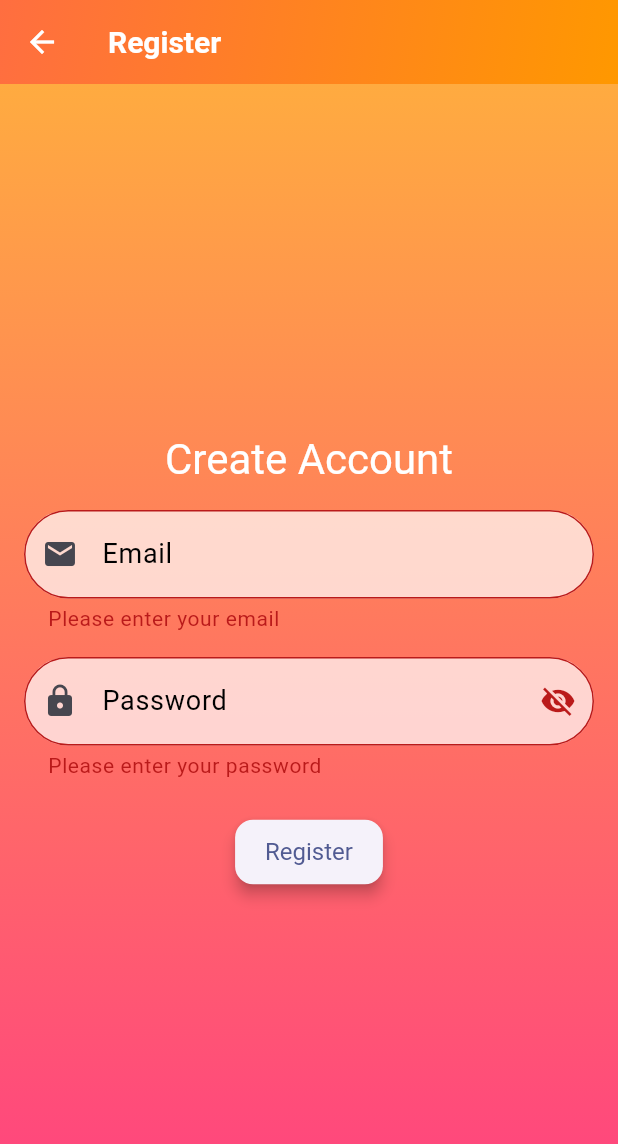
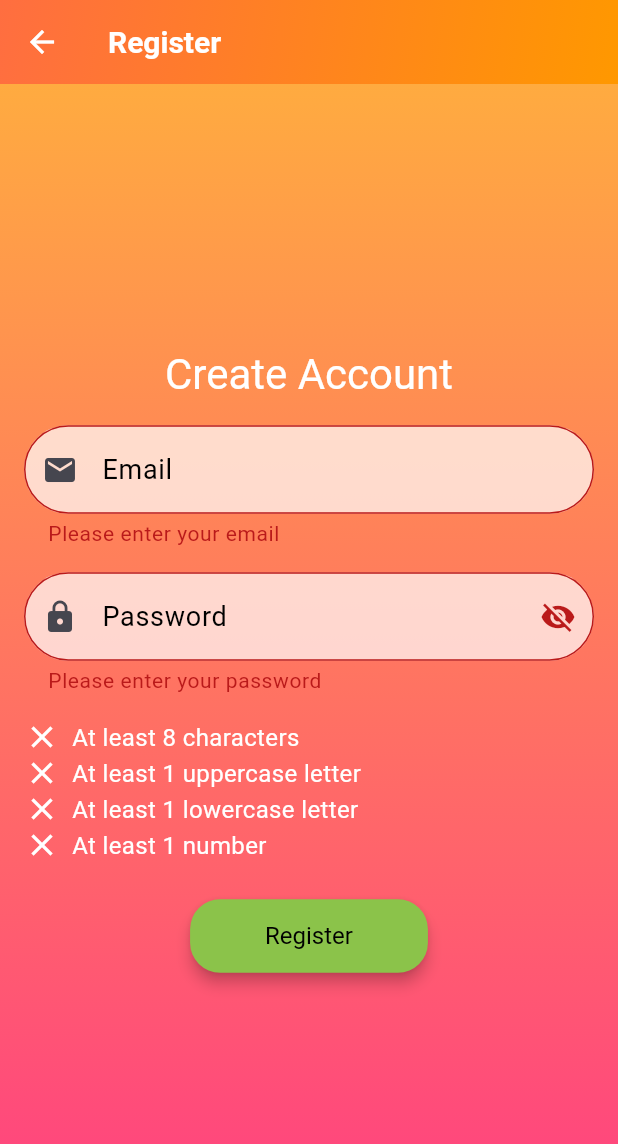
Before and after one commit to MobileFocusFlow/focus-flow, a Flutter app: the RegisterScreen screen opened directly, after a tap on "Register", on a phone screen of 412 x 824 dp. Shown: the top 1144 px of the screen. Run offline on Flutter 3.47's test engine with Material 3 defaults, Android fonts, the phone set to English and light mode, and no system bars; our stand-ins replace cloud_firestore, firebase_auth, firebase_core, table_calendar; accounts and stored records are empty.

Commit message:
register page
fixed i hope

```diff
--- a/lib/register.dart
+++ b/lib/register.dart
@@ -154,15 +154,39 @@ class RegisterScreenState extends State<RegisterScreen> {
                   if (value == null || value.isEmpty) {
                     return 'Please enter your password';
                   }
-                  if (value.length < 6) {
-                    return 'Password must be at least 6 characters';
+                  if (value.length < 8) {
+                    return 'Password must be at least 8 characters';
                   }
+                  if (!RegExp(r'[A-Z]').hasMatch(value)) {
+                      return 'Password must contain at least one uppercase letter';
+                    }
+                    if (!RegExp(r'[a-z]').hasMatch(value)) {
+                      return 'Password must contain at least one lowercase letter';
+                    }
+                    if (!RegExp(r'[0-9]').hasMatch(value)) {
+                      return 'Password must contain at least one digit';
+                    }
                   return null;
                 },
               ),
+               const SizedBox(height: 16),
+                _buildCriteriaRow('At least 8 characters', hasMinLength),
+            _buildCriteriaRow('At least 1 uppercase letter', hasUppercase),
+            _buildCriteriaRow('At least 1 lowercase letter', hasLowercase),
+            _buildCriteriaRow('At least 1 number', hasDigits),
               const SizedBox(height: 24),
               ElevatedButton(
-                  onPressed: register, child: const Text('Register')),
+                 style: OutlinedButton.styleFrom(
+                  padding:const EdgeInsets.symmetric(horizontal: 50,vertical: 15),
+                  shape:RoundedRectangleBorder(
+                    borderRadius: BorderRadius.circular(20.0),
+                  ),
+                  backgroundColor: Colors.lightGreen,
+                  foregroundColor: Colors.blue,
+                ),
+                  onPressed: register, child: const Text('Register',style: TextStyle(color: Colors.black),
+                  ),
+              ),
             ],
           ),
         ),
```
